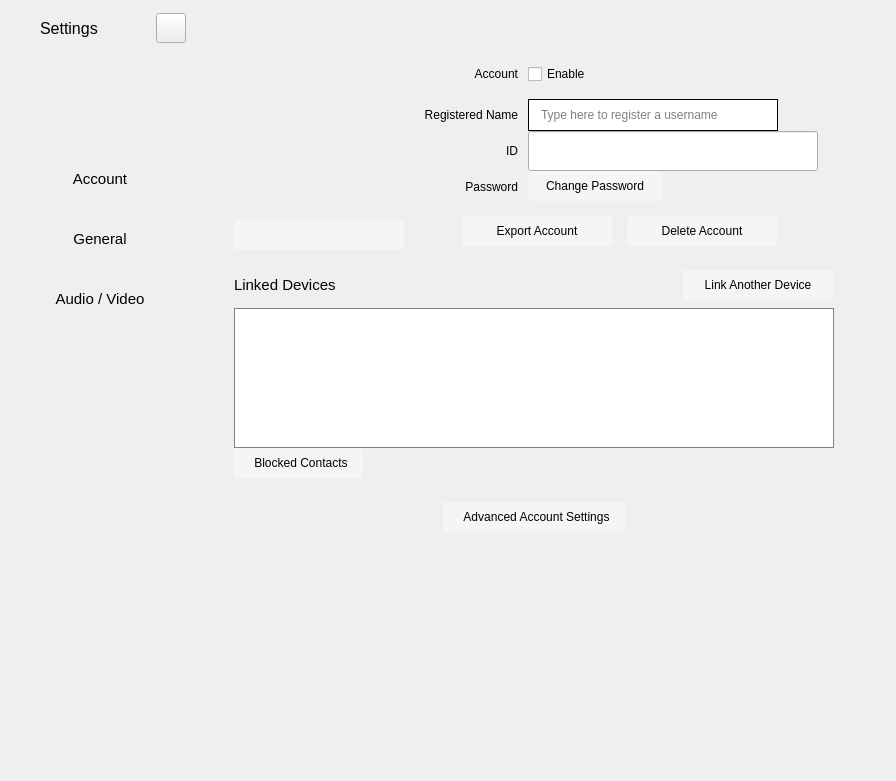
savoirfairelinux/jami-client-windows, file settingswidget.ui: the form before one commit.
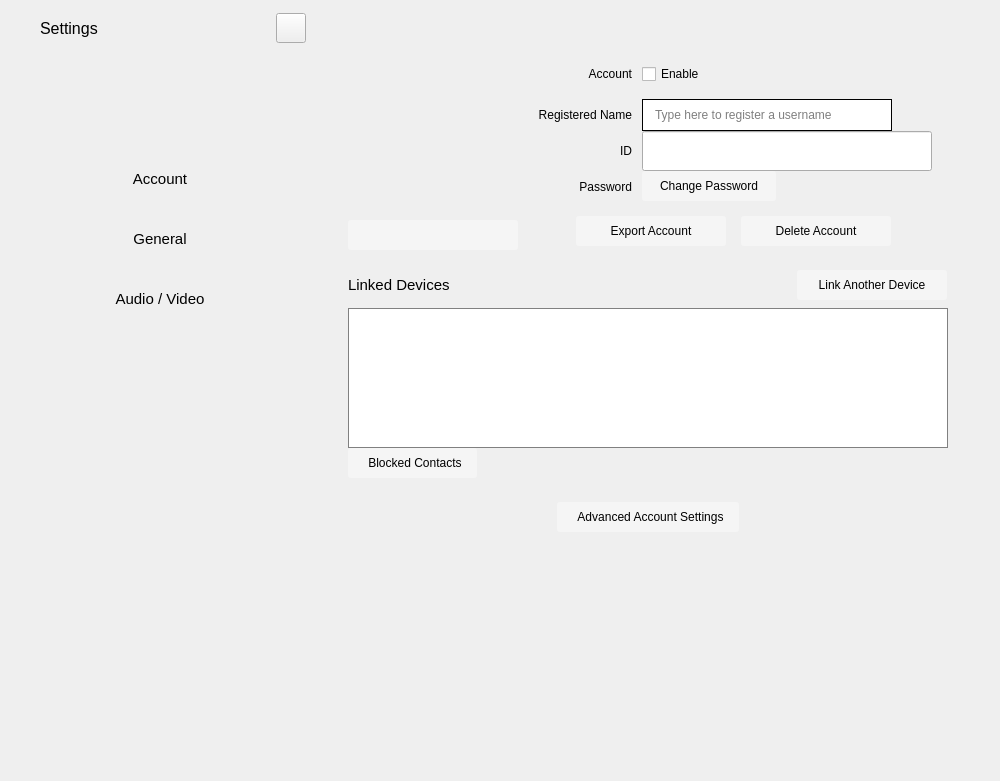
The form after the commit. The open tabs and pages were chosen to show the change. Icons and pictures are not drawn. Custom widgets are drawn as their Qt base class.

Commit message: cleanup: code quality and ui fixes to jami/SIP account settings

What changed in the file:
```diff
--- a/settingswidget.ui
+++ b/settingswidget.ui
@@ -60,13 +60,13 @@
         </property>
         <property name="minimumSize">
          <size>
-          <width>0</width>
+          <width>320</width>
           <height>0</height>
          </size>
         </property>
         <property name="maximumSize">
          <size>
-          <width>16777215</width>
+          <width>380</width>
           <height>16777215</height>
          </size>
         </property>
@@ -1121,7 +1121,7 @@
                   <x>0</x>
                   <y>0</y>
                   <width>625</width>
-                  <height>580</height>
+                  <height>781</height>
                  </rect>
                 </property>
                 <property name="styleSheet">
```
Left out of the diff: 2 changed lines with no effect on the pictures. The commit also changes 6 other files.
